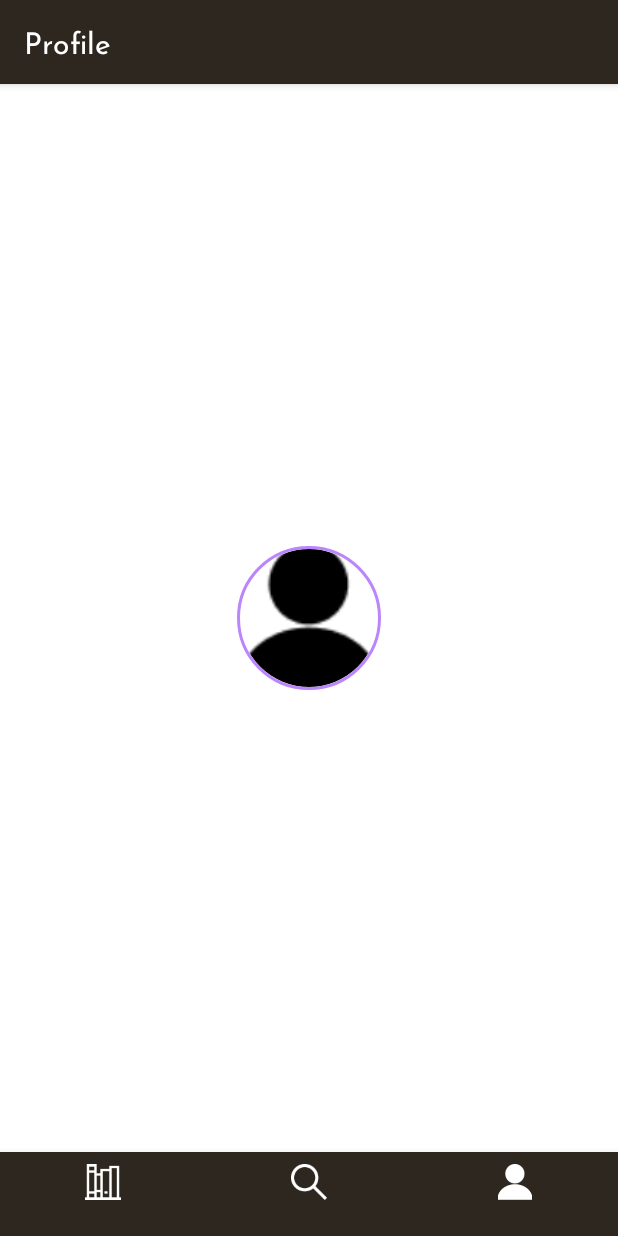
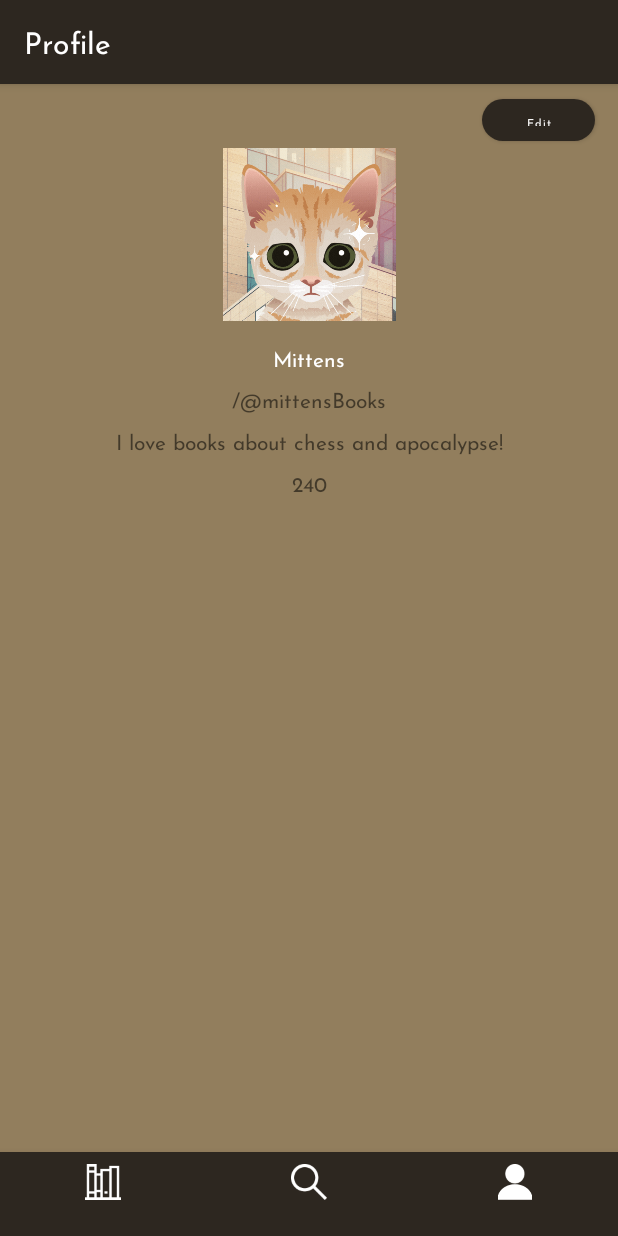
Before and after one commit to IvanCaEz/Shelfie-Mobile, an Android app: the UserProfileFragment screen opened through its navigation route, on a phone screen of 412 x 824 dp. Run offline under Robolectric (Android 15) with nearby library versions, the phone set to English and light mode, and no system bars; our stand-ins replace CircleImageView, Picasso, navigation-ui; network calls fail; pictures from the network do not load.

Commit message:
layouts wapos wapos

```diff
--- a/app/src/main/res/layout/fragment_user_profile.xml
+++ b/app/src/main/res/layout/fragment_user_profile.xml
@@ -4,9 +4,76 @@
     android:layout_width="match_parent"
     android:layout_height="match_parent"
     xmlns:app="http://schemas.android.com/apk/res-auto"
+    android:background="@color/beigeBackground"
     tools:context=".view.UserProfileFragment">
 
-    <de.hdodenhof.circleimageview.CircleImageView
+    <ImageView
+        android:id="@+id/profilepic"
+        android:layout_width="130dp"
+        android:layout_height="130dp"
+app:layout_constraintStart_toStartOf="parent"
+        app:layout_constraintEnd_toEndOf="parent"
+        app:layout_constraintTop_toTopOf="parent"
+        android:padding="7dp"
+        android:layout_marginTop="35dp"
+        android:src="@drawable/mittens"
+        />
+    <Button
+        android:id="@+id/editProfileButton"
+        android:layout_width="75dp"
+        android:layout_height="28dp"
+        app:layout_constraintEnd_toEndOf="parent"
+        android:layout_marginRight="15dp"
+        app:layout_constraintTop_toTopOf="parent"
+        android:layout_marginTop="10dp"
+        android:text="@string/edit_profile"
+        android:backgroundTint="#D4A152"
+        android:background="@drawable/roundcorners"
+        android:textSize="7sp"
+        android:textAllCaps="false"/>
+
+    <TextView
+        android:id="@+id/usernameText"
+        android:layout_width="wrap_content"
+        android:layout_height="wrap_content"
+        app:layout_constraintTop_toBottomOf="@+id/profilepic"
+        android:text="Mittens"
+        android:textAlignment="center"
+        app:layout_constraintStart_toStartOf="parent"
+        app:layout_constraintEnd_toEndOf="parent"
+        android:textColor="@color/white"
+        android:padding="7dp"/>
+
+    <TextView
+        android:id="@+id/usernameArroba"
+        android:layout_width="wrap_content"
+        android:layout_height="wrap_content"
+        app:layout_constraintTop_toBottomOf="@id/usernameText"
+        app:layout_constraintStart_toStartOf="parent"
+        app:layout_constraintEnd_toEndOf="parent"
+        android:text="@string/usernameArroba"/>
+
+    <TextView
+        android:id="@+id/userBio"
+        android:layout_width="wrap_content"
+        android:layout_height="wrap_content"
+        app:layout_constraintTop_toBottomOf="@id/usernameArroba"
+        app:layout_constraintStart_toStartOf="parent"
+        app:layout_constraintEnd_toEndOf="parent"
+        android:text="@string/userbio"
+        android:padding="8dp"
+        />
+<TextView
+    android:id="@+id/userBooksCounter"
+    android:layout_width="wrap_content"
+    android:layout_height="wrap_content"
+    app:layout_constraintTop_toBottomOf="@id/userBio"
+   app:layout_constraintStart_toStartOf="parent"
+    app:layout_constraintEnd_toEndOf="parent"
+    android:text="240"/>
+
+
+   <!-- <de.hdodenhof.circleimageview.CircleImageView
         android:id="@+id/profile_image"
         android:layout_width="96dp"
         android:layout_height="96dp"
@@ -19,5 +86,5 @@
         app:layout_constraintEnd_toEndOf="parent"
         app:layout_constraintBottom_toBottomOf="parent"
        />
-
+-->
 </androidx.constraintlayout.widget.ConstraintLayout>
--- a/app/src/main/res/values/strings.xml
+++ b/app/src/main/res/values/strings.xml
@@ -7,4 +7,7 @@
     <string name="login">LOGIN</string>
     <string name="ortext">OR</string>
     <string name="register">REGISTER</string>
+    <string name="edit_profile">Edit profile</string>
+    <string name="usernameArroba">/@mittensBooks</string>
+    <string name="userbio">I love books about chess and apocalypse!</string>
 </resources>
--- a/build.gradle
+++ b/build.gradle
@@ -16,7 +16,7 @@ buildscript {
 }
 
 plugins {
-    id 'com.android.application' version '7.4.0' apply false
-    id 'com.android.library' version '7.4.0' apply false
+    id 'com.android.application' version '7.4.2' apply false
+    id 'com.android.library' version '7.4.2' apply false
     id 'org.jetbrains.kotlin.android' version '1.7.21' apply false
 }
```
Also changed, not shown: app/src/main/res/drawable/mittens.gif (added).
